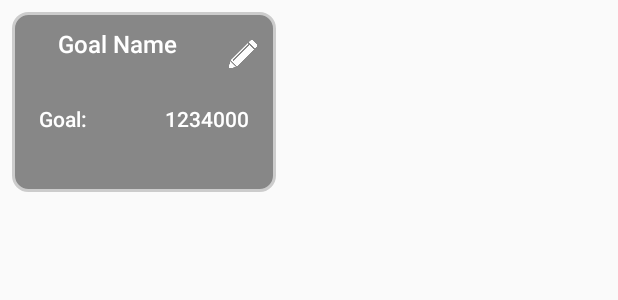
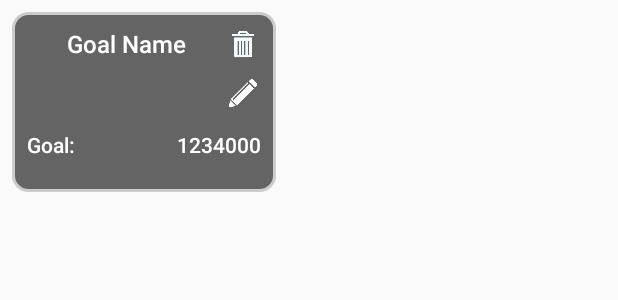
Before and after one commit to EanCo26/CotterIain_KeepFitApp, an Android app: the layout goal_element.xml on its own in the app's theme, with its tools: preview values and no code run, on a phone screen of 412 x 824 dp. Shown: the top 300 px of the screen. Run offline under Robolectric (Android 15) with nearby library versions, the phone set to English and light mode, and no system bars.

Commit message:
Delete Added
- delete icon added as well as back-end to delete, delete click listener
- goal card given darker background

```diff
--- a/app/src/main/res/drawable/empty_border.xml
+++ b/app/src/main/res/drawable/empty_border.xml
@@ -1,7 +1,7 @@
 <?xml version="1.0" encoding="utf-8"?>
 <shape xmlns:android="http://schemas.android.com/apk/res/android"
     android:shape="rectangle">
-    <solid android:color="@color/goal_grey"/>
+    <solid android:color="@color/background_grey"/>
     <corners android:radius="10dp" />
     <padding android:left="10dp"
         android:right="10dp"
--- a/app/src/main/res/drawable/selected_border.xml
+++ b/app/src/main/res/drawable/selected_border.xml
@@ -1,7 +1,7 @@
 <?xml version="1.0" encoding="utf-8"?>
 <shape xmlns:android="http://schemas.android.com/apk/res/android"
     android:shape="rectangle">
-    <solid android:color="@color/goal_grey"/>
+    <solid android:color="@color/background_grey"/>
     <corners android:radius="10dp" />
     <padding android:left="10dp"
         android:right="10dp"
--- a/app/src/main/res/layout/activity_main.xml
+++ b/app/src/main/res/layout/activity_main.xml
@@ -15,7 +15,7 @@
         android:textAlignment="center"
         android:textSize="24sp"
         app:layout_constraintStart_toStartOf="parent"
-        app:layout_constraintEnd_toStartOf="@id/add_goal"
+        app:layout_constraintEnd_toEndOf="parent"
         app:layout_constraintTop_toTopOf="@id/add_goal"
         app:layout_constraintBottom_toBottomOf="@id/add_goal"
 
--- a/app/src/main/res/layout/goal_element.xml
+++ b/app/src/main/res/layout/goal_element.xml
@@ -10,19 +10,31 @@
     <TextView
         android:id="@+id/goal_name"
         style="@style/Text"
-        android:layout_width="120dp"
+        android:layout_width="0dp"
         android:layout_height="wrap_content"
         app:layout_constraintTop_toTopOf="parent"
         app:layout_constraintStart_toStartOf="parent"
+        app:layout_constraintEnd_toStartOf="@id/edit"
         android:text="Goal Name"
         android:textAlignment="center"
         android:textSize="16sp" />
 
     <ImageView
+        android:id="@+id/delete"
+        android:layout_width="24dp"
+        android:layout_height="24dp"
+        android:background="?selectableItemBackground"
+        android:clickable="true"
+        android:src="@drawable/bin"
+        app:layout_constraintEnd_toEndOf="parent"
+        app:layout_constraintTop_toTopOf="parent" />
+
+    <ImageView
         android:id="@+id/edit"
         android:layout_width="24dp"
-        android:layout_height="36dp"
-        app:layout_constraintTop_toTopOf="parent"
+        android:layout_height="24dp"
+        android:layout_marginTop="8dp"
+        app:layout_constraintTop_toBottomOf="@id/delete"
         app:layout_constraintEnd_toEndOf="parent"
         android:clickable="true"
         android:src="@drawable/pencil_icon"
@@ -33,24 +45,22 @@
         style="@style/Text"
         android:layout_width="wrap_content"
         android:layout_height="wrap_content"
-        android:layout_margin="8dp"
         android:text="Goal:"
         android:textSize="14sp"
         app:layout_constraintBottom_toBottomOf="parent"
         app:layout_constraintStart_toStartOf="parent"
-        app:layout_constraintTop_toBottomOf="@+id/goal_name" />
+        app:layout_constraintTop_toBottomOf="@+id/edit" />
 
     <TextView
         android:id="@+id/goal_steps"
         style="@style/Text"
-        android:layout_width="wrap_content"
+        android:layout_width="0dp"
         android:layout_height="wrap_content"
-        android:layout_margin="8dp"
         android:text="1234000"
         android:textAlignment="textEnd"
         android:textSize="14sp"
-        app:layout_constraintBottom_toBottomOf="parent"
-        app:layout_constraintEnd_toEndOf="parent"
-        app:layout_constraintTop_toBottomOf="@+id/goal_name" />
+        app:layout_constraintTop_toTopOf="@+id/textView"
+        app:layout_constraintStart_toEndOf="@id/textView"
+        app:layout_constraintEnd_toEndOf="parent" />
 
 </androidx.constraintlayout.widget.ConstraintLayout>
```
Also changed, not shown: app/src/main/java/me/uos/cotteriain_keepfitapp/GoalSettings/GoalAdapter.java (+15 -7 lines), app/src/main/java/me/uos/cotteriain_keepfitapp/HistoryActivity.java (+17 -17 lines), app/src/main/java/me/uos/cotteriain_keepfitapp/MainActivity.java (+16 -17 lines), app/src/main/java/me/uos/cotteriain_keepfitapp/SettingsActivity.java (+17 -17 lines), app/src/main/res/menu/toolbar.xml (+3 -6 lines), app/src/main/res/drawable/add_icon.png, app/src/main/res/drawable/bin.png (added).
